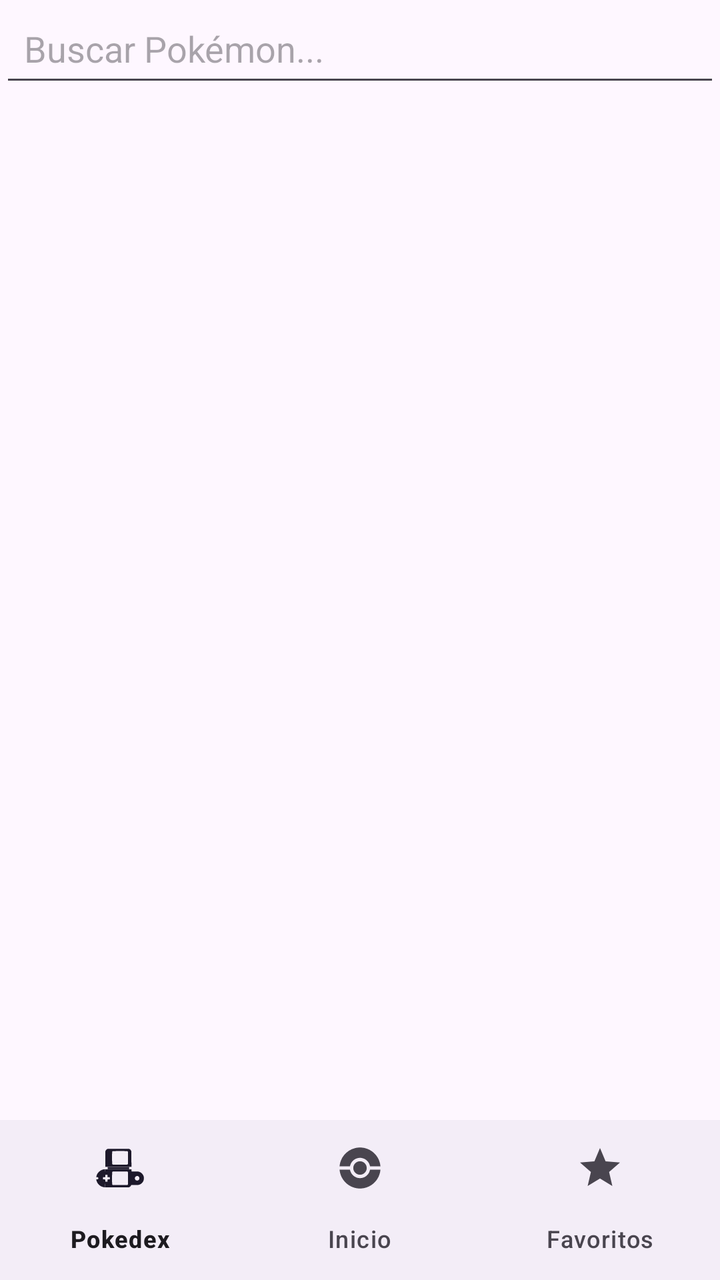
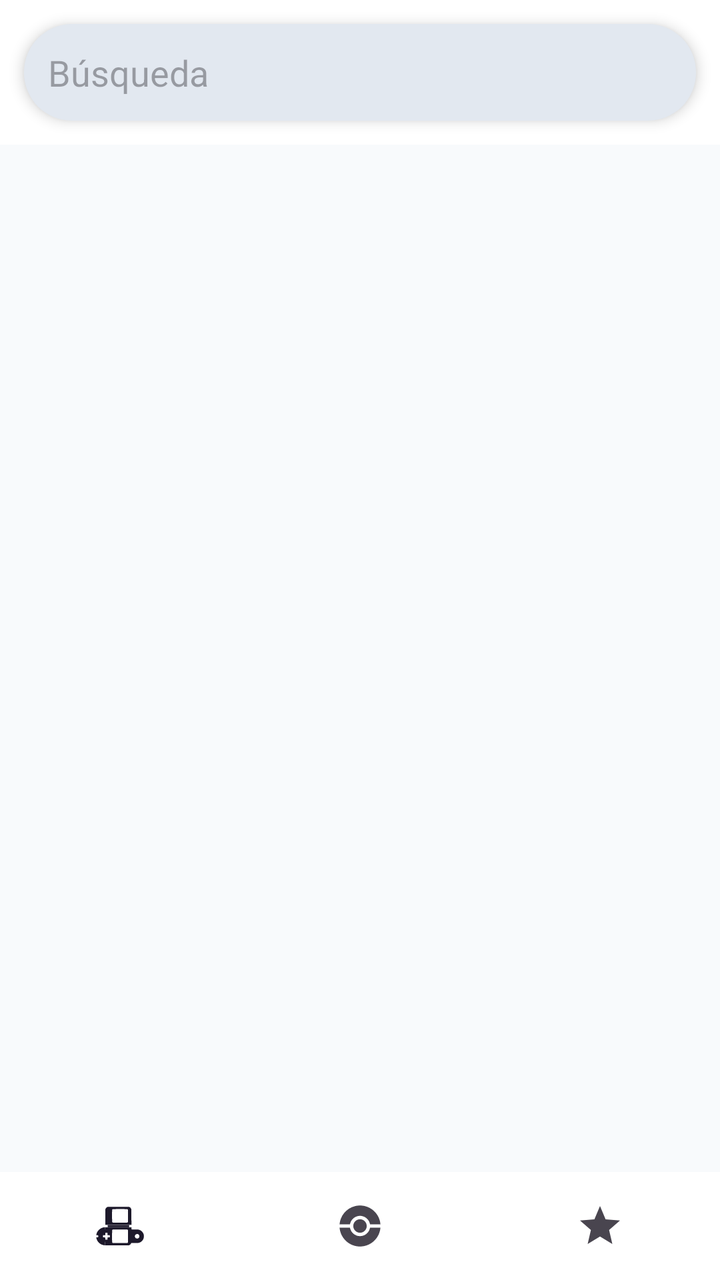

Compare the two renders of this Android layout. The source of the first and the diff that turns it into the second are given below.
<!-- AndroidManifest.xml: application theme Theme.EonNav -->
<!-- res/layout/activity_pokedex.xml -->
<?xml version="1.0" encoding="utf-8"?>
<androidx.constraintlayout.widget.ConstraintLayout xmlns:android="http://schemas.android.com/apk/res/android"
    android:layout_width="match_parent"
    android:layout_height="match_parent"
    xmlns:app="http://schemas.android.com/apk/res-auto">

    <EditText
        android:id="@+id/searchBar"
        android:layout_width="match_parent"
        android:layout_height="wrap_content"
        android:hint="Buscar Pokémon..."
        android:padding="12dp"

        app:layout_constraintTop_toTopOf="parent"
        app:layout_constraintStart_toStartOf="parent"/>

    <androidx.recyclerview.widget.RecyclerView
        android:id="@+id/recyclerView"
        android:layout_width="match_parent"
        android:layout_height="@+id/searchBar"
        android:paddingBottom="48dp"

        app:layout_constraintBottom_toTopOf="@+id/bottomNav"
        app:layout_constraintTop_toBottomOf="@+id/searchBar"/>

    <com.google.android.material.bottomnavigation.BottomNavigationView
        android:id="@+id/bottomNav"
        android:layout_width="match_parent"
        android:layout_height="wrap_content"
        app:layout_constraintBottom_toBottomOf="parent"
        app:menu="@menu/bottom_nav_menu"/>

</androidx.constraintlayout.widget.ConstraintLayout>
<!-- resources referenced by this layout -->
<resources>
  <style name="Theme.EonNav" parent="Base.Theme.EonNav" />
  <style name="Base.Theme.EonNav" parent="Theme.Material3.DayNight.NoActionBar">
          
          
      </style>
</resources>

<!-- the commit's change to res/layout/activity_pokedex.xml (unified diff, before → after) -->
@@ -2,32 +2,45 @@
 <androidx.constraintlayout.widget.ConstraintLayout xmlns:android="http://schemas.android.com/apk/res/android"
     android:layout_width="match_parent"
     android:layout_height="match_parent"
-    xmlns:app="http://schemas.android.com/apk/res-auto">
+    xmlns:app="http://schemas.android.com/apk/res-auto"
+    android:background="@color/white">
 
     <EditText
         android:id="@+id/searchBar"
-        android:layout_width="match_parent"
+        android:layout_width="0dp"
         android:layout_height="wrap_content"
-        android:hint="Buscar Pokémon..."
+        android:hint="Búsqueda"
         android:padding="12dp"
 
+        android:background="@drawable/search_background"
+        android:elevation="4dp"
+
+        android:textColor="@color/black"
+
+        android:layout_margin="12dp"
+
         app:layout_constraintTop_toTopOf="parent"
-        app:layout_constraintStart_toStartOf="parent"/>
+        app:layout_constraintStart_toStartOf="parent"
+        app:layout_constraintEnd_toEndOf="parent"/>
 
     <androidx.recyclerview.widget.RecyclerView
         android:id="@+id/recyclerView"
         android:layout_width="match_parent"
         android:layout_height="@+id/searchBar"
-        android:paddingBottom="48dp"
-
+        android:background="@color/eonnav_white"
         app:layout_constraintBottom_toTopOf="@+id/bottomNav"
-        app:layout_constraintTop_toBottomOf="@+id/searchBar"/>
+        app:layout_constraintTop_toBottomOf="@+id/searchBar"
+        android:layout_marginTop="12dp"/>
 
     <com.google.android.material.bottomnavigation.BottomNavigationView
         android:id="@+id/bottomNav"
         android:layout_width="match_parent"
-        android:layout_height="wrap_content"
+        android:layout_height="54dp"
         app:layout_constraintBottom_toBottomOf="parent"
+        app:labelVisibilityMode="unlabeled"
+        app:itemIconSize="24dp"
+
+        android:background="@color/white"
         app:menu="@menu/bottom_nav_menu"/>
 
 </androidx.constraintlayout.widget.ConstraintLayout>
<!-- resource entries referenced after the edit -->
@@ -1,6 +1,16 @@
 <!-- resources referenced by this layout -->
 <resources>
+  <color name="black">#FF000000</color>
+  <color name="eonnav_white">#F8FAFC</color>
+  <color name="white">#FFFFFFFF</color>
+  <!-- drawable search_background (drawable) -->
+  <?xml version="1.0" encoding="utf-8"?>
+  <shape xmlns:android="http://schemas.android.com/apk/res/android">
+      <solid android:color="@color/eonnav_grey"/>
+      <corners android:radius="24dp"/>
+  </shape>
   <style name="Theme.EonNav" parent="Base.Theme.EonNav" />
+  <color name="eonnav_grey">#E2E8F0</color>
   <style name="Base.Theme.EonNav" parent="Theme.Material3.DayNight.NoActionBar">
           
           
